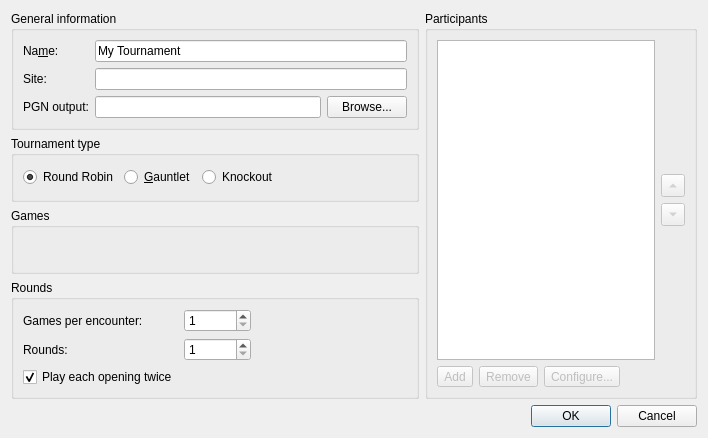
This is projects/gui/ui/newtournamentdlg.ui in cutechess/cutechess as Qt 5 draws it before an edit. The edited form follows.
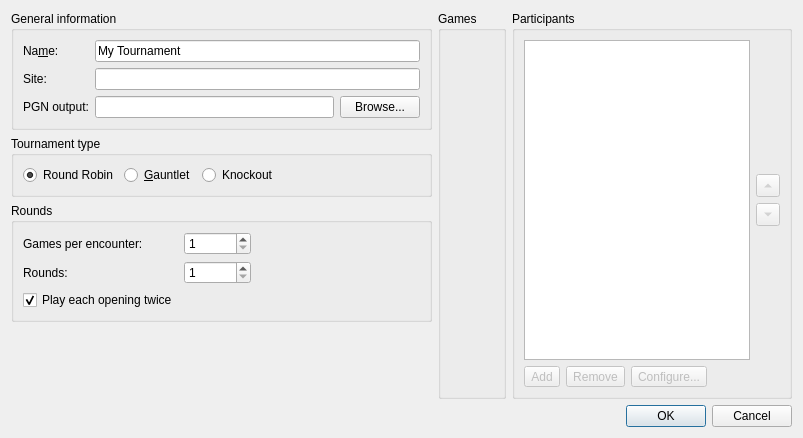
This is the edited form. Icons and pictures are not drawn. Custom widgets are drawn as their Qt base class.

Commit message: gui: better layout for NewTournamentDialog (#82)

```diff
--- a/projects/gui/ui/newtournamentdlg.ui
+++ b/projects/gui/ui/newtournamentdlg.ui
@@ -6,7 +6,7 @@
    <rect>
     <x>0</x>
     <y>0</y>
-    <width>708</width>
+    <width>803</width>
     <height>438</height>
    </rect>
   </property>
@@ -15,7 +15,7 @@
   </property>
   <layout class="QVBoxLayout" name="verticalLayout">
    <item>
-    <layout class="QHBoxLayout" name="horizontalLayout_7" stretch="3,2">
+    <layout class="QHBoxLayout" name="horizontalLayout_7" stretch="3,0,2">
      <item>
       <layout class="QVBoxLayout" name="verticalLayout_5" stretch="0,0,0,0">
        <item>
@@ -150,18 +150,6 @@
          </layout>
         </widget>
        </item>
-       <item>
-        <widget class="QGroupBox" name="groupBox_6">
-         <property name="title">
-          <string>Games</string>
-         </property>
-         <layout class="QVBoxLayout" name="verticalLayout_6">
-          <item>
-           <widget class="GameSettingsWidget" name="m_gameSettings" native="true"/>
-          </item>
-         </layout>
-        </widget>
-       </item>
        <item>
         <widget class="QGroupBox" name="groupBox_4">
          <property name="title">
@@ -230,8 +218,33 @@
          </layout>
         </widget>
        </item>
+       <item>
+        <spacer name="verticalSpacer_3">
+         <property name="orientation">
+          <enum>Qt::Vertical</enum>
+         </property>
+         <property name="sizeHint" stdset="0">
+          <size>
+           <width>20</width>
+           <height>40</height>
+          </size>
+         </property>
+        </spacer>
+       </item>
       </layout>
      </item>
+     <item>
+      <widget class="QGroupBox" name="groupBox_6">
+       <property name="title">
+        <string>Games</string>
+       </property>
+       <layout class="QVBoxLayout" name="verticalLayout_6">
+        <item>
+         <widget class="GameSettingsWidget" name="m_gameSettings" native="true"/>
+        </item>
+       </layout>
+      </widget>
+     </item>
      <item>
       <layout class="QVBoxLayout" name="verticalLayout_4">
        <item>
```
